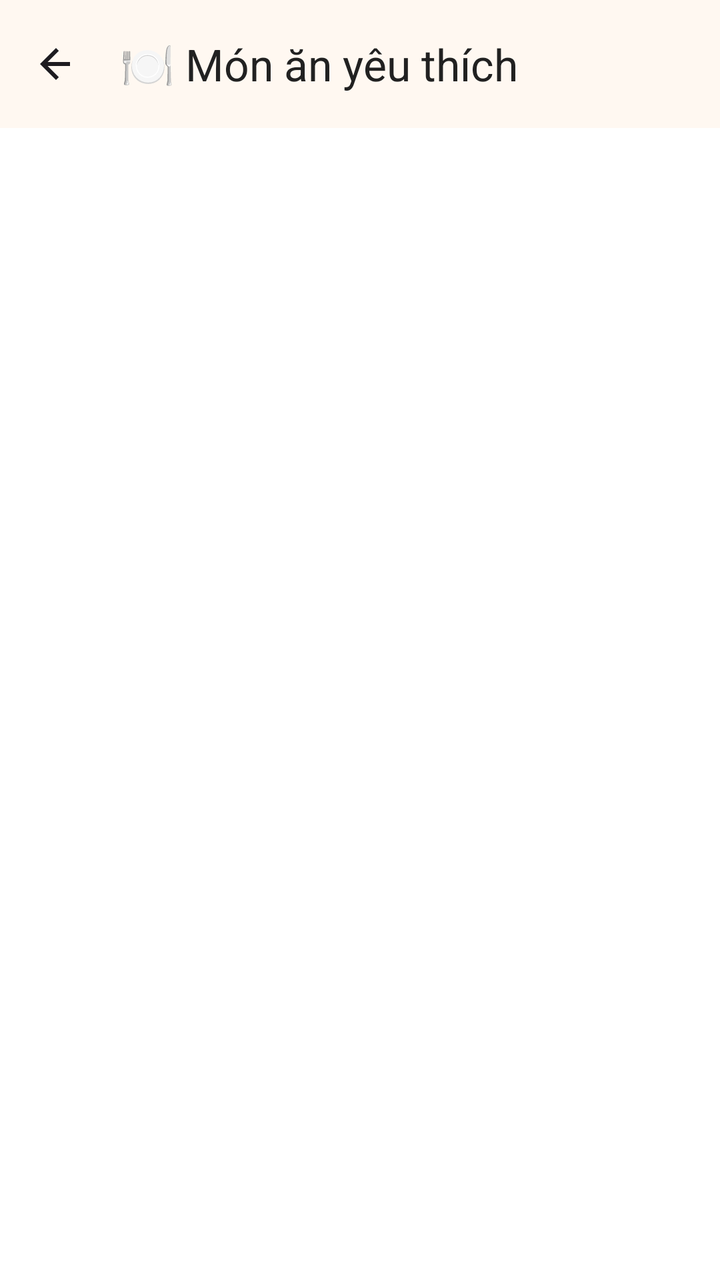
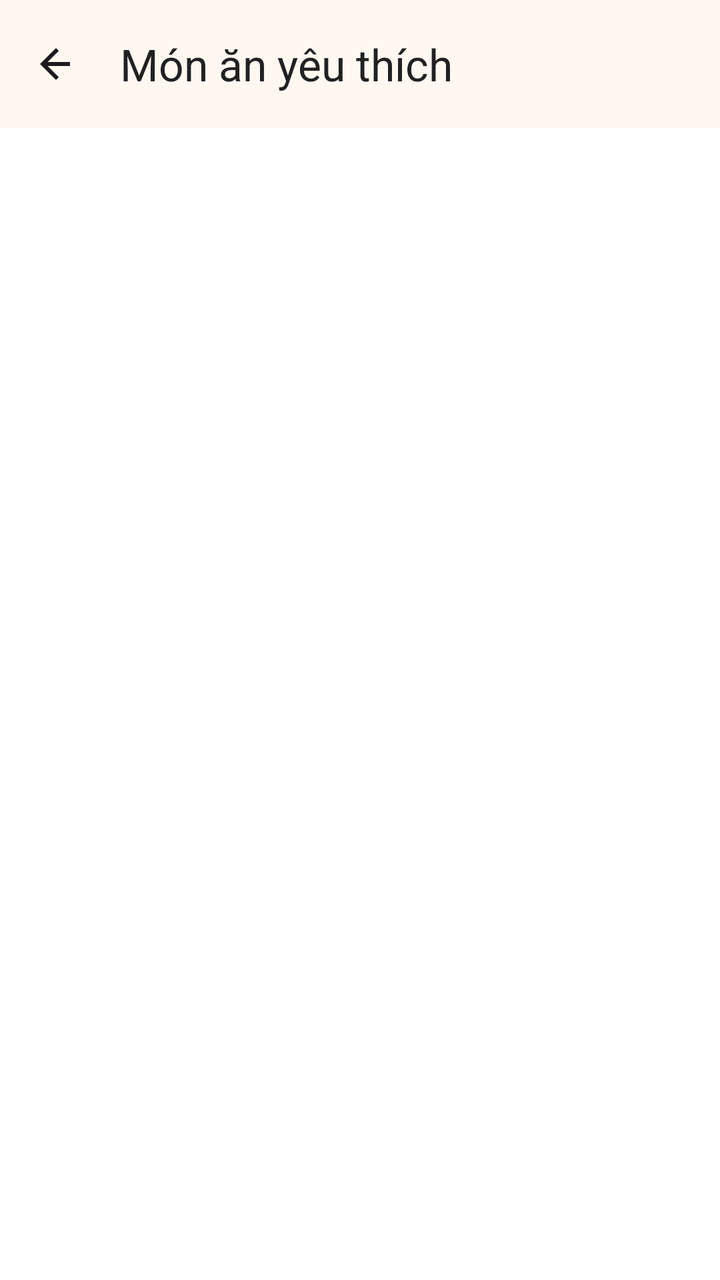

Compare the two renders of this Android layout. The source of the first and the diff that turns it into the second are given below.
<!-- AndroidManifest.xml: application theme Theme.Angiday -->
<!-- res/layout/activity_food_lv.xml -->
<?xml version="1.0" encoding="utf-8"?>
<LinearLayout xmlns:android="http://schemas.android.com/apk/res/android"
    xmlns:app="http://schemas.android.com/apk/res-auto"
    android:layout_width="match_parent"
    android:layout_height="match_parent"
    android:orientation="vertical"
    android:background="@color/colorSurface">

    
    <com.google.android.material.appbar.MaterialToolbar
        android:id="@+id/topAppBar"
        style="@style/Widget.Material3.Toolbar"
        android:layout_width="match_parent"
        android:layout_height="?attr/actionBarSize"
        app:title="🍽️ Món ăn yêu thích"
        app:titleTextColor="@color/colorOnSurface"
        app:navigationIcon="@drawable/ic_arrow_back_24"
        android:background="@color/colorSurface"
        android:elevation="4dp" />

    
    <androidx.recyclerview.widget.RecyclerView
        android:id="@+id/rvFavoriteFoods"
        android:layout_width="match_parent"
        android:layout_height="match_parent"
        android:padding="@dimen/padding_normal"
        android:clipToPadding="false"
        android:scrollbars="vertical"
        android:background="@color/colorBackground" />
</LinearLayout>
<!-- resources referenced by this layout -->
<resources>
  <color name="colorBackground">#FFFFFF</color>
  <color name="colorOnSurface">#212121</color>
  <color name="colorSurface">#FFF8F1</color>
  <dimen name="padding_normal">8dp</dimen>
  <!-- drawable ic_arrow_back_24 (drawable) -->
  <?xml version="1.0" encoding="utf-8"?>
  <vector xmlns:android="http://schemas.android.com/apk/res/android"
      android:width="24dp"
      android:height="24dp"
      android:viewportWidth="24"
      android:viewportHeight="24"
      android:tint="?attr/colorOnSurface">
  
      
      <path
          android:fillColor="@android:color/black"
          android:pathData="M19,11H7.83l5.59,-5.59L12,4l-8,8 8,8 1.41,-1.41L7.83,13H19v-2z"/>
  </vector>
  <style name="Theme.Angiday" parent="Base.Theme.Angiday" />
  <style name="Base.Theme.Angiday" parent="Theme.Material3.DayNight.NoActionBar">
          
          
      </style>
</resources>

<!-- the commit's change to res/layout/activity_food_lv.xml (unified diff, before → after) -->
@@ -12,7 +12,7 @@
         style="@style/Widget.Material3.Toolbar"
         android:layout_width="match_parent"
         android:layout_height="?attr/actionBarSize"
-        app:title="🍽️ Món ăn yêu thích"
+        app:title="Món ăn yêu thích"
         app:titleTextColor="@color/colorOnSurface"
         app:navigationIcon="@drawable/ic_arrow_back_24"
         android:background="@color/colorSurface"
